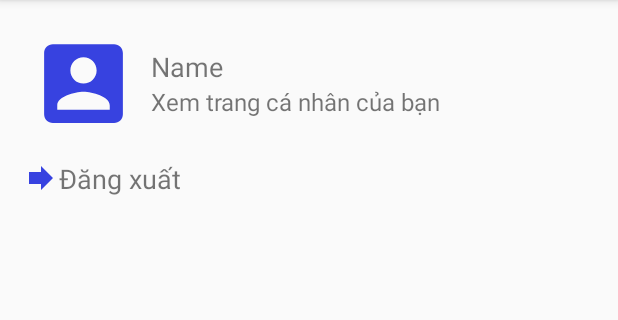
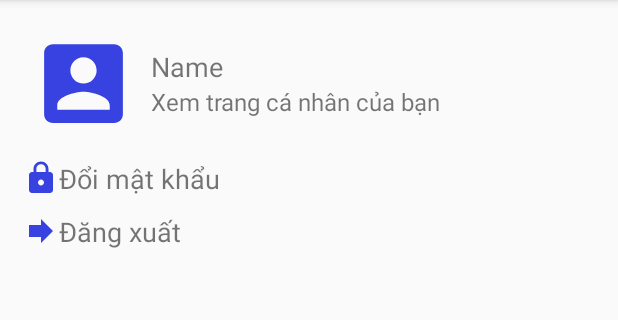
Before and after one commit to trungduc0310/demosmatch, an Android app: the fragment Tuychon shown on its own in the app's theme, on a phone screen of 412 x 824 dp, the part 84-404 px from its top. Run offline under Robolectric (Android 15) with nearby library versions, the phone set to English and light mode, and no system bars.

Commit message:
update giaodien,dieuhuong1

```diff
--- a/app/src/main/java/com/example/phamtrungduc/demogiaodien/fragment/Tuychon.java
+++ b/app/src/main/java/com/example/phamtrungduc/demogiaodien/fragment/Tuychon.java
@@ -1,23 +1,68 @@
 package com.example.phamtrungduc.demogiaodien.fragment;
 
+import android.content.Intent;
 import android.os.Bundle;
 import android.view.LayoutInflater;
 import android.view.View;
 import android.view.ViewGroup;
+import android.widget.LinearLayout;
+import android.widget.TextView;
 
 import com.example.phamtrungduc.demogiaodien.R;
+import com.example.phamtrungduc.demogiaodien.activity.Dangnhap;
+import com.example.phamtrungduc.demogiaodien.activity.DoiPass;
 
 import androidx.annotation.NonNull;
 import androidx.annotation.Nullable;
 import androidx.fragment.app.Fragment;
 
 public class Tuychon extends Fragment {
+    LinearLayout linearLayout;
+    TextView tv_logout,tv_changepass;
     public Tuychon() {
     }
 
     @Nullable
     @Override
     public View onCreateView(@NonNull LayoutInflater inflater, @Nullable ViewGroup container, @Nullable Bundle savedInstanceState) {
-        return inflater.inflate(R.layout.fragment_tuychon,container,false);
+        View view=inflater.inflate(R.layout.fragment_tuychon,container,false);
+        Anhxa(view);
+        EventClick();
+        return view;
+    }
+
+    private void EventClick() {
+        linearLayout.setOnClickListener(new View.OnClickListener() {
+            @Override
+            public void onClick(View v) {
+
+            }
+        });
+        tv_logout.setOnClickListener(new View.OnClickListener() {
+            @Override
+            public void onClick(View v) {
+                Logout();
+            }
+        });
+        tv_changepass.setOnClickListener(new View.OnClickListener() {
+            @Override
+            public void onClick(View v) {
+                ChangePass();
+            }
+        });
+    }
+
+    private void Logout() {
+        startActivity(new Intent(getContext(),Dangnhap.class));
+    }
+
+    private void ChangePass() {
+        startActivity(new Intent(getContext(),DoiPass.class));
+    }
+
+    private void Anhxa(View view) {
+        linearLayout=view.findViewById(R.id.ln_fragmenttuychon_viewprifile);
+        tv_logout=view.findViewById(R.id.tv_tuychon_logout);
+        tv_changepass=view.findViewById(R.id.tv_tuychon_changepass);
     }
 }
--- /dev/null
+++ b/app/src/main/res/drawable/ic_lock_black_24dp.xml
@@ -0,0 +1,5 @@
+<vector android:height="24dp" android:tint="#3742E0"
+    android:viewportHeight="24.0" android:viewportWidth="24.0"
+    android:width="24dp" xmlns:android="http://schemas.android.com/apk/res/android">
+    <path android:fillColor="#FF000000" android:pathData="M18,8h-1L17,6c0,-2.76 -2.24,-5 -5,-5S7,3.24 7,6v2L6,8c-1.1,0 -2,0.9 -2,2v10c0,1.1 0.9,2 2,2h12c1.1,0 2,-0.9 2,-2L20,10c0,-1.1 -0.9,-2 -2,-2zM12,17c-1.1,0 -2,-0.9 -2,-2s0.9,-2 2,-2 2,0.9 2,2 -0.9,2 -2,2zM15.1,8L8.9,8L8.9,6c0,-1.71 1.39,-3.1 3.1,-3.1 1.71,0 3.1,1.39 3.1,3.1v2z"/>
+</vector>
--- a/app/src/main/res/layout/fragment_tuychon.xml
+++ b/app/src/main/res/layout/fragment_tuychon.xml
@@ -13,6 +13,7 @@
             android:layout_height="match_parent"
             android:orientation="vertical">
             <LinearLayout
+                android:id="@+id/ln_fragmenttuychon_viewprifile"
                 android:layout_width="match_parent"
                 android:layout_height="wrap_content"
                 android:orientation="horizontal"
@@ -45,6 +46,17 @@
                 </LinearLayout>
             </LinearLayout>
             <TextView
+                android:id="@+id/tv_tuychon_changepass"
+                android:padding="5dp"
+                android:layout_width="match_parent"
+                android:layout_height="wrap_content"
+                android:text="Đổi mật khẩu"
+                android:textSize="18sp"
+                android:gravity="center_vertical"
+                android:drawableStart="@drawable/ic_lock_black_24dp"
+                android:drawableLeft="@drawable/ic_lock_black_24dp" />
+            <TextView
+                android:id="@+id/tv_tuychon_logout"
                 android:padding="5dp"
                 android:layout_width="match_parent"
                 android:layout_height="wrap_content"
```
Also changed, not shown: app/src/main/AndroidManifest.xml (+6 -5 lines), app/src/main/java/com/example/phamtrungduc/demogiaodien/activity/Dangnhap.java (+29 -1 lines), app/src/main/java/com/example/phamtrungduc/demogiaodien/activity/QuenPass.java (deleted, +0 -41 lines), app/src/main/res/layout/activity_changepass.xml (+22 -18 lines), app/src/main/res/layout/activity_dangnhap.xml (+35 -11 lines), app/src/main/res/layout/dialog_fogotpass.xml (+25 -23 lines).
